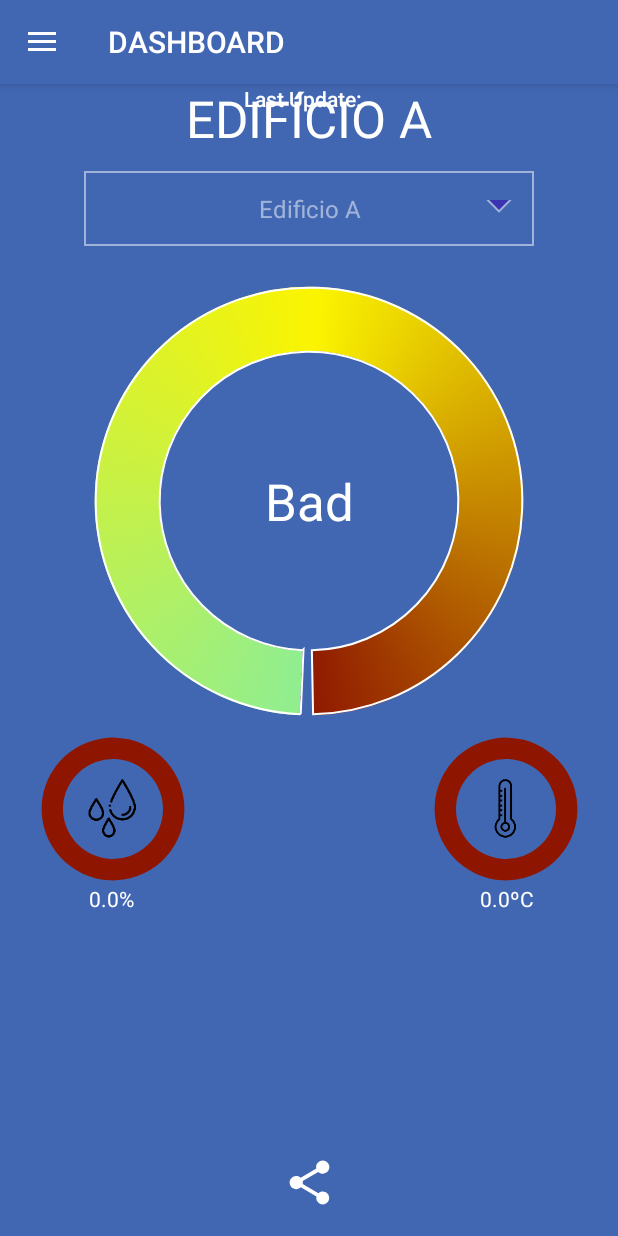
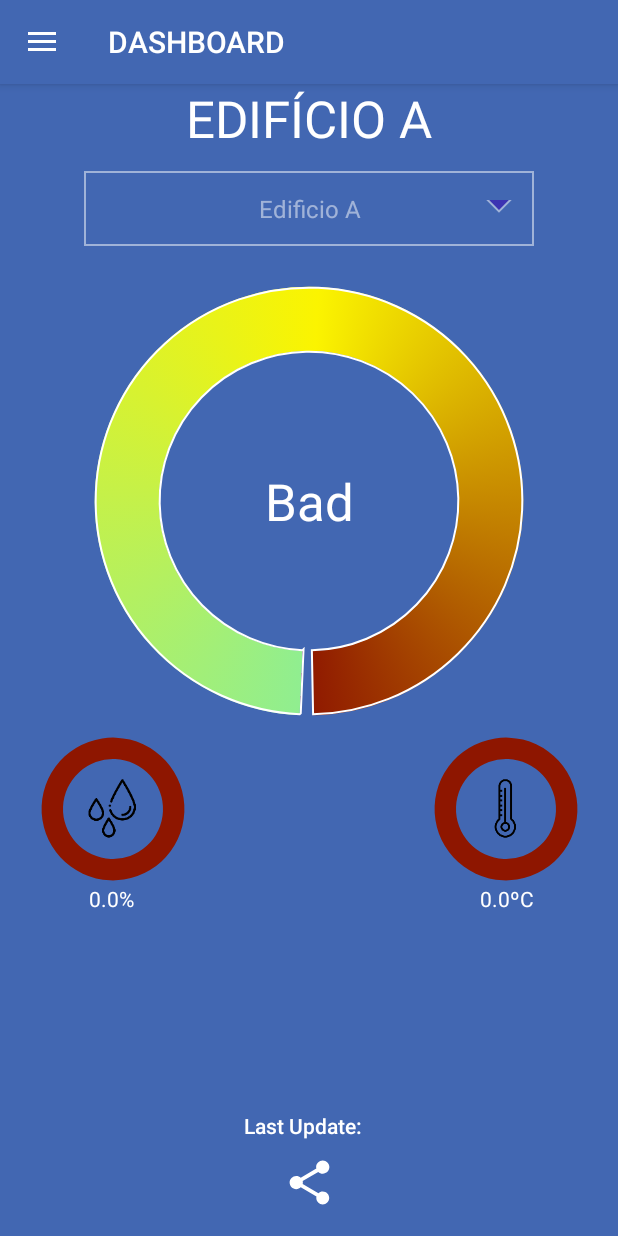
Before and after one commit to TiagoParente32/Sentinel, an Android app: the screen it shows after launch (MainActivity), on a phone screen of 412 x 824 dp. Run offline under Robolectric (Android 15) with nearby library versions, the phone set to English and light mode, and no system bars; our stand-ins replace Firebase (no records; nobody signed in at launch, a user with empty details on screens opened directly); libraries missing offline, so code that uses them is left out: twitter4j.auth, twitter4j.conf; Roboto replaces fonts that are not available here; 2 statements that could not run were skipped.

Commit message:
Minor UI changes & folder estructure TAES19GO-20 Actions (Type . to access issue actions)

```diff
--- a/app/src/main/java/pt/ipleiria/estg/dei/sentinel/LoginFragment.java
+++ b/app/src/main/java/pt/ipleiria/estg/dei/sentinel/fragments/LoginFragment.java
@@ -1,4 +1,4 @@
-package pt.ipleiria.estg.dei.sentinel;
+package pt.ipleiria.estg.dei.sentinel.fragments;
 
 import androidx.annotation.NonNull;
 import androidx.annotation.Nullable;
@@ -6,9 +6,7 @@
 
 import android.content.Context;
 import android.content.Intent;
-import android.content.SharedPreferences;
 import android.os.Bundle;
-import android.preference.PreferenceManager;
 import android.util.Log;
 import android.view.LayoutInflater;
 import android.view.View;
@@ -24,6 +22,8 @@
 
 import java.util.regex.Matcher;
 import java.util.regex.Pattern;
+
+import pt.ipleiria.estg.dei.sentinel.R;
 
 public class LoginFragment extends Fragment implements View.OnClickListener{
 
--- a/app/src/main/java/pt/ipleiria/estg/dei/sentinel/RegisterFragment.java
+++ b/app/src/main/java/pt/ipleiria/estg/dei/sentinel/fragments/RegisterFragment.java
@@ -1,11 +1,9 @@
-package pt.ipleiria.estg.dei.sentinel;
+package pt.ipleiria.estg.dei.sentinel.fragments;
 
 import androidx.annotation.NonNull;
 import androidx.annotation.Nullable;
-import androidx.appcompat.app.AppCompatActivity;
 import androidx.fragment.app.Fragment;
 
-import android.content.Intent;
 import android.os.Bundle;
 import android.util.Log;
 import android.view.LayoutInflater;
@@ -23,6 +21,8 @@
 
 import java.util.regex.Matcher;
 import java.util.regex.Pattern;
+
+import pt.ipleiria.estg.dei.sentinel.R;
 
 public class RegisterFragment extends Fragment implements View.OnClickListener{
 
--- a/app/src/main/res/layout/activity_main.xml
+++ b/app/src/main/res/layout/activity_main.xml
@@ -4,7 +4,7 @@
     xmlns:tools="http://schemas.android.com/tools"
     android:layout_width="match_parent"
     android:layout_height="match_parent"
-    tools:context=".MainActivity"
+    tools:context=".activities.MainActivity"
     android:id="@+id/drawer_layout"
     android:fitsSystemWindows="true"
     tools:openDrawer="start">
--- a/app/src/main/res/layout/activity_webview.xml
+++ b/app/src/main/res/layout/activity_webview.xml
@@ -4,7 +4,7 @@
     xmlns:tools="http://schemas.android.com/tools"
     android:layout_width="match_parent"
     android:layout_height="match_parent"
-    tools:context=".WebViewActivity">
+    tools:context=".activities.WebViewActivity">
 
     <WebView
         android:id="@+id/webView"
--- a/app/src/main/res/layout/fragment_dashboard.xml
+++ b/app/src/main/res/layout/fragment_dashboard.xml
@@ -7,7 +7,7 @@
     android:layout_centerHorizontal="true"
     android:layout_centerVertical="true"
     android:background="@color/colorPrimary"
-    tools:context=".DashboardFragment">
+    tools:context=".fragments.DashboardFragment">
 
     <TextView
         android:id="@+id/textViewTitulo"
@@ -162,12 +162,13 @@
         android:id="@+id/textViewData"
         android:layout_width="wrap_content"
         android:layout_height="wrap_content"
+        android:layout_marginBottom="8dp"
         android:textAppearance="@style/TextAppearance.AppCompat.Body2"
         android:textColor="#FFFFFF"
+        app:layout_constraintBottom_toTopOf="@+id/btnShare"
         app:layout_constraintEnd_toEndOf="parent"
         app:layout_constraintHorizontal_bias="0.498"
-        app:layout_constraintStart_toStartOf="parent"
-        tools:layout_editor_absoluteY="648dp" />
+        app:layout_constraintStart_toStartOf="parent" />
 
     <ImageButton
         android:id="@+id/btnShare"
--- a/app/src/main/res/layout/fragment_login.xml
+++ b/app/src/main/res/layout/fragment_login.xml
@@ -5,7 +5,7 @@
     android:layout_width="match_parent"
     android:layout_height="match_parent"
     android:background="@color/colorPrimary"
-    tools:context=".LoginFragment">
+    tools:context=".fragments.LoginFragment">
 
     <ImageView
         android:id="@+id/imageLogo"
--- a/app/src/main/res/layout/fragment_register.xml
+++ b/app/src/main/res/layout/fragment_register.xml
@@ -5,7 +5,7 @@
     android:layout_width="match_parent"
     android:layout_height="match_parent"
     android:background="@color/colorPrimary"
-    tools:context=".RegisterFragment">
+    tools:context=".fragments.RegisterFragment">
 
     <com.google.android.material.textfield.TextInputLayout
         android:id="@+id/inputEmail"
```
Also changed, not shown: app/src/main/AndroidManifest.xml (+5 -5 lines), app/src/main/java/pt/ipleiria/estg/dei/sentinel/activities/MainActivity.java (renamed from app/src/main/java/pt/ipleiria/estg/dei/sentinel/MainActivity.java, +6 -5 lines), app/src/main/java/pt/ipleiria/estg/dei/sentinel/activities/WebViewActivity.java (renamed from app/src/main/java/pt/ipleiria/estg/dei/sentinel/WebViewActivity.java, +3 -4 lines), app/src/main/java/pt/ipleiria/estg/dei/sentinel/fragments/DashboardFragment.java (renamed from app/src/main/java/pt/ipleiria/estg/dei/sentinel/DashboardFragment.java, +3 -6 lines).
